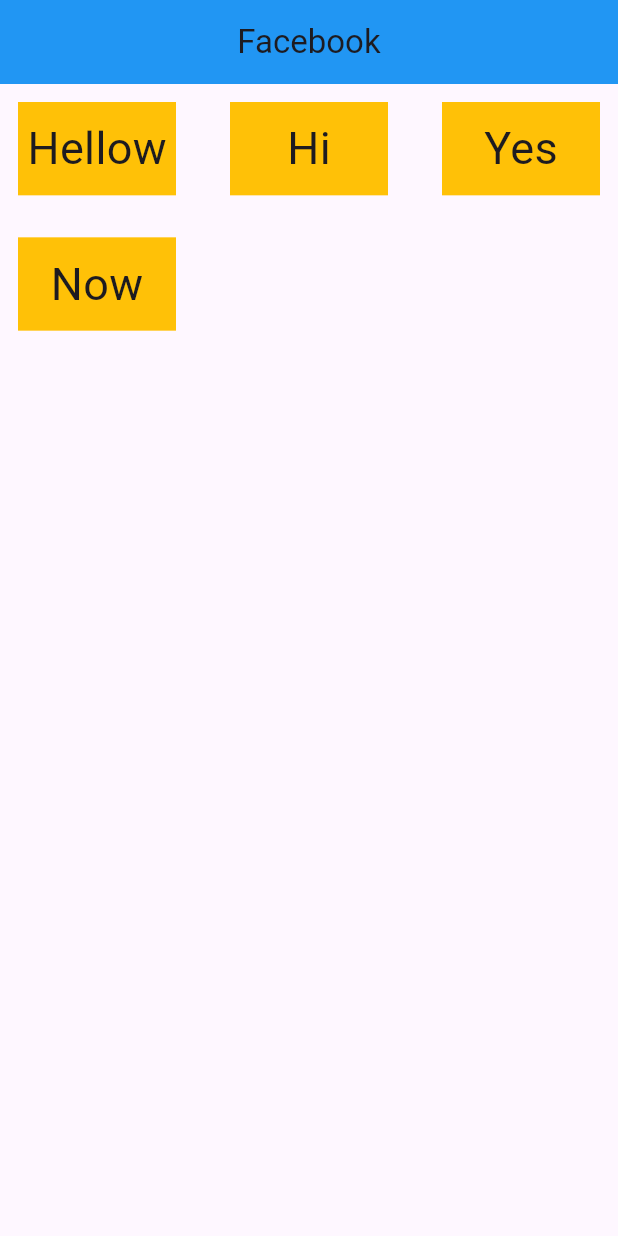
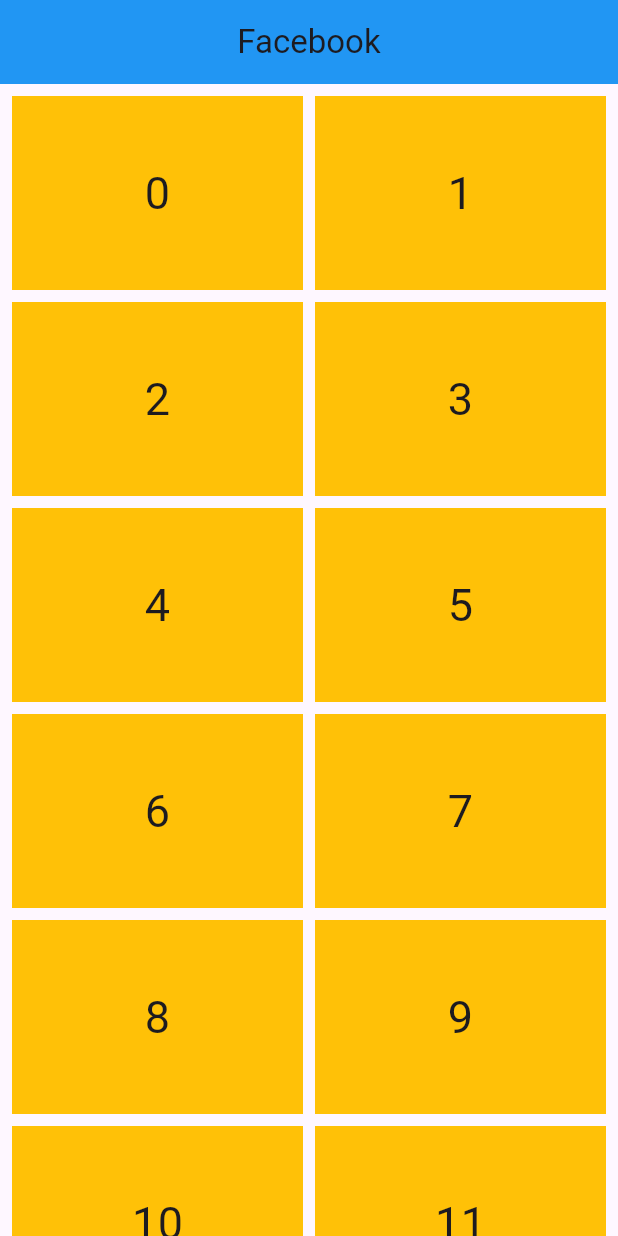
Before and after one commit to tutuldev/flutter-basic-to-advance, a Flutter app: the screen it shows after launch, on a phone screen of 412 x 824 dp. Run offline on Flutter 3.47's test engine with Material 3 defaults, Android fonts, the phone set to English and light mode, and no system bars.

Commit message:
grid view with builder

```diff
--- a/lib/main.dart
+++ b/lib/main.dart
@@ -28,39 +28,25 @@
         title: Text('Facebook'),
         centerTitle: true,
       ),
-      body:  GridView(gridDelegate: SliverGridDelegateWithFixedCrossAxisCount(
-        crossAxisCount: 3,
+      body:  GridView.builder(
+        padding:const  EdgeInsets.all(8),
+        gridDelegate: const SliverGridDelegateWithFixedCrossAxisCount(
+        crossAxisCount: 2,
         // childAspectRatio: 1.5
         // childAspectRatio: 1/2
         childAspectRatio: 3/2,
-          mainAxisSpacing: 4,
-          crossAxisSpacing: 12
+          mainAxisSpacing: 8,
+          crossAxisSpacing: 8
       ),
-        children: [
-          Container(
-          margin: EdgeInsets.all(12),
-          height: 100,
-          color: Colors.amber,
-          child: Center(child: Text("Hellow",style: TextStyle(fontSize: 30),),),
-         ),
-          Container(
-          margin: EdgeInsets.all(12),
-          height: 100,
-          color: Colors.amber,
-          child: Center(child: Text("Hi",style: TextStyle(fontSize: 30),),),
-         ),
-          Container(
-          margin: EdgeInsets.all(12),
-          height: 100,
-          color: Colors.amber,
-          child: Center(child: Text("Yes",style: TextStyle(fontSize: 30),),),
-         ), Container(
-          margin: EdgeInsets.all(12),
-          height: 100,
-          color: Colors.amber,
-          child: Center(child: Text("Now",style: TextStyle(fontSize: 30),),),
-         ),
-        ],
+        itemCount: 12,
+        itemBuilder: (context,index){
+          return Container(
+            // margin: const EdgeInsets.all(4),
+            // height: 100, //height auto nibe rastio onujayi
+            color: Colors.amber,
+            child: Center(child: Text(index.toString(),style: TextStyle(fontSize: 30),),),
+          );
+        },
       )
     );
   }
```
